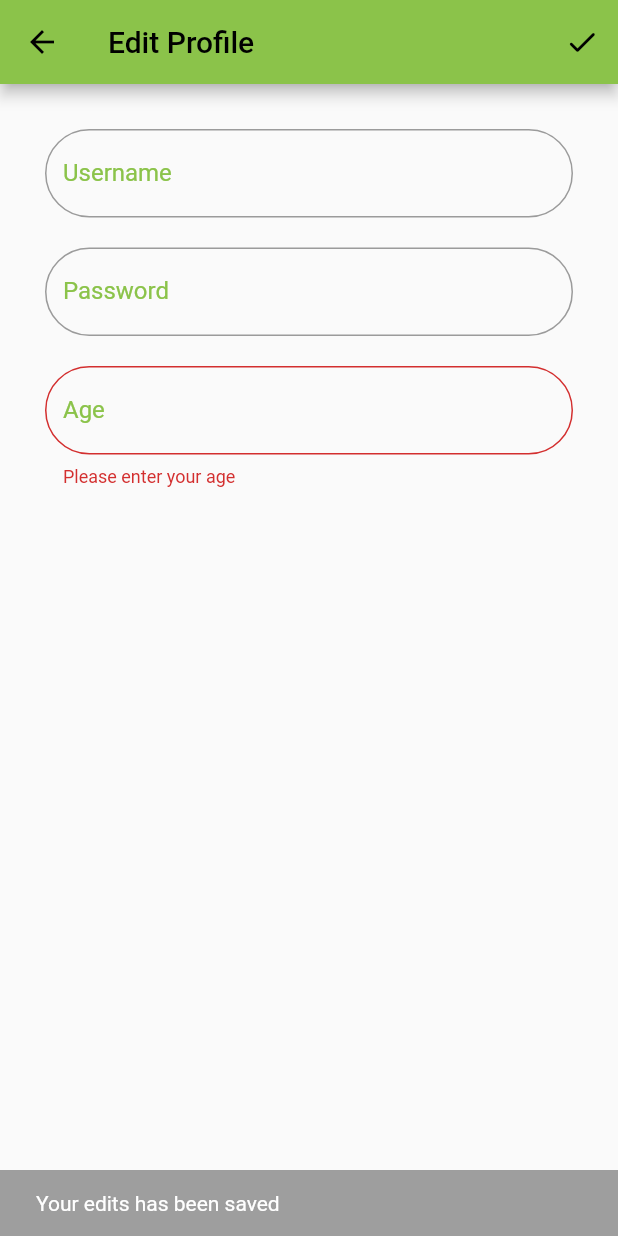
After one commit to mariobon99/progetto_biomedical_wearable, a Flutter app: the EditprofilePage screen opened directly, after a tap on the "check" icon, on a phone screen of 412 x 824 dp. The commit adds this screen. Run offline on Flutter 3.47's test engine with Material 2 defaults, Android fonts, the phone set to English and light mode, and no system bars; our stand-ins replace image_picker.

Commit message:
aggiunto edit profile

```diff
--- /dev/null
+++ b/lib/screens/EditProfilePage.dart
@@ -0,0 +1,137 @@
+import 'package:flutter/material.dart';
+
+class EditprofilePage extends StatelessWidget {
+   EditprofilePage({Key? key}) : super(key: key);
+
+  static const routename = 'Edit Profile';
+  final TextEditingController ageController=TextEditingController();
+
+  final _formKeyUsername = GlobalKey<FormState>();
+  final _formKeyAgePassword = GlobalKey<FormState>();
+  final _formKeyAge = GlobalKey<FormState>();
+  @override
+  Widget build(BuildContext context) {
+    return Scaffold(
+      appBar: AppBar(
+        title: const Text('$routename'),
+        actions: <Widget>[
+          IconButton(
+          onPressed: ()async{
+            if(_formKeyAge.currentState!.validate()){
+              Navigator.pop(context);
+            }//if
+            ScaffoldMessenger.of(context).showSnackBar(
+              const SnackBar(content: Text('Your edits has been saved'),
+              backgroundColor: Colors.grey,
+            ),
+            ); //ScaffoldMessenger
+          },
+          icon: const Icon(Icons.check_rounded),
+          ),
+        ],
+      ),
+      body: Padding(
+        padding: const EdgeInsets.symmetric(horizontal:30,vertical:30),
+        child: ListView(
+          children: <Widget>[
+            usernameTextField(),
+            const SizedBox(height:20),
+            passwordTextField(),
+            const SizedBox(height:20),
+            ageTextField(),
+          ],
+        ),
+      ),
+    );
+  } //build
+
+
+
+
+//widget -------------------------------------------------------------
+
+Widget usernameTextField(){
+  return Form(
+    key: _formKeyUsername,
+    child: TextFormField(
+    validator: (value) {
+    if (value == null || value.isEmpty) {
+      return 'Please enter your age';
+    } else if (int.tryParse(value) == null) {
+      return 'Please enter an integer valid number';
+    }
+    return null;
+  },
+  controller: ageController,
+  enabled: true,
+    decoration:  InputDecoration(
+      border: OutlineInputBorder(
+        borderRadius: BorderRadius.circular(90.0)
+      ),
+      focusedBorder:  OutlineInputBorder(
+          borderSide: const BorderSide(
+              width: 1,
+              color: Colors.lightGreen ),
+          borderRadius: BorderRadius.circular(90.0),
+              ),
+      labelText: 'Username',
+      labelStyle: const TextStyle(color:Colors.lightGreen),
+      ),
+    ),
+  );
+}
+
+Widget passwordTextField(){
+  return Form(
+    key: _formKeyAgePassword,
+    child: TextFormField(
+    decoration:  InputDecoration(
+      border: OutlineInputBorder(
+        borderRadius: BorderRadius.circular(90.0)
+      ),
+      focusedBorder:  OutlineInputBorder(
+          borderSide: const BorderSide(
+              width: 1,
+              color: Colors.lightGreen ),
+          borderRadius: BorderRadius.circular(90.0),
+              ),
+      labelText: 'Password',
+      labelStyle: const TextStyle(color:Colors.lightGreen),
+      ),
+    ),
+  );
+}
+Widget ageTextField(){
+return Form(
+  key: _formKeyAge,
+  child: TextFormField(
+    validator: (value) {
+    if (value == null || value.isEmpty) {
+      return 'Please enter your age';
+    } else if (int.tryParse(value) == null) {
+      return 'Please enter an integer valid number';
+    }
+    return null;
+  },
+  controller: ageController,
+  enabled: true,
+  decoration:  InputDecoration(
+      border: OutlineInputBorder(
+        borderRadius: BorderRadius.circular(90.0)
+      ),
+      focusedBorder:  OutlineInputBorder(
+          borderSide: const BorderSide(
+              width: 1,
+              color: Colors.lightGreen ),
+          borderRadius: BorderRadius.circular(90.0),
+              ),
+      labelText: 'Age',
+      labelStyle: const TextStyle(color:Colors.lightGreen),
+      ),
+  ),
+);
+
+}// ageTextField
+
+
+}//EditprofilePage
--- a/lib/screens/ProfilePage.dart
+++ b/lib/screens/ProfilePage.dart
@@ -2,15 +2,19 @@ import 'dart:io';
 
 import 'package:flutter/material.dart';
 import 'package:image_picker/image_picker.dart';
+import 'package:progetto_wearable/screens/EditProfilePage.dart';
 
 class ProfilePage extends StatefulWidget {
   ProfilePage({Key? key}) : super(key: key);
+
 
   @override
   _ProfilePageState createState() => _ProfilePageState();
 }
 
 class _ProfilePageState extends State<ProfilePage> {
+  static const routename = 'Profile';
+
   var _image;
   var imagePicker;
   var type;
@@ -24,7 +28,7 @@ class _ProfilePageState extends State<ProfilePage> {
   @override
   Widget build(BuildContext context) {
     return Scaffold(
-      appBar: AppBar(title: Text('Profile')),
+      appBar: AppBar(title: const Text('$routename')),
       body: Column(
         children: <Widget>[
           SizedBox(
@@ -48,12 +52,16 @@ class _ProfilePageState extends State<ProfilePage> {
                 height: 200,
                 decoration: BoxDecoration(color: Colors.red[200]),
                 child: _image != null
-                    ? Image.file(
-                        _image,
-                        width: 200.0,
-                        height: 200.0,
-                        fit: BoxFit.fitHeight,
-                      )
+                    ? CircleAvatar(
+                      radius: 90.0,
+
+                      child: Image.file(
+                          _image,
+                          width: 200.0,
+                          height: 200.0,
+                          fit: BoxFit.fill,
+                        ),
+                    )
                     : Container(
                         decoration: BoxDecoration(color: Colors.red[200]),
                         width: 200,
@@ -65,7 +73,12 @@ class _ProfilePageState extends State<ProfilePage> {
                       ),
               ),
             ),
-          )
+          ),
+          ElevatedButton(onPressed: (){
+            Navigator.push(context, MaterialPageRoute(fullscreenDialog: true, builder: (context)=> EditprofilePage()));
+            },
+            child:  Text("Edit Profile"),
+          ),
         ],
       ),
     );
```
Also changed, not shown: 1 other file.
